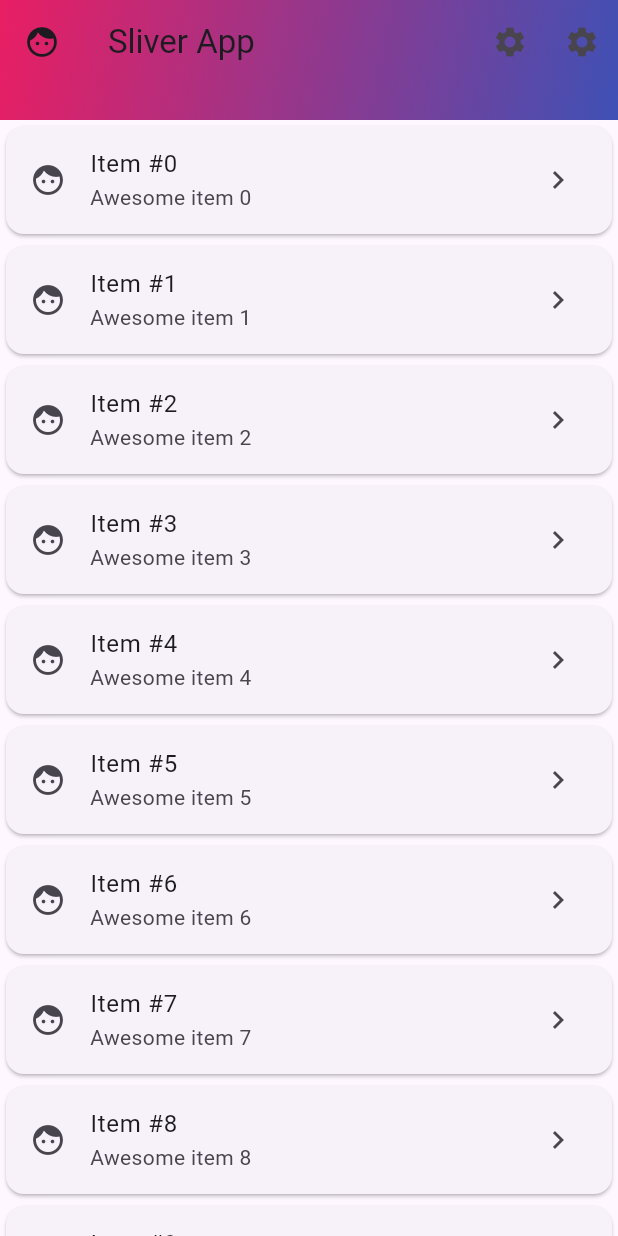
After one commit to Rami-netizen-bot/CLU_AppFlutter_Lesson, a Flutter app: the screen it shows after launch, after a tap on "Go to Sliver screen", on a phone screen of 412 x 824 dp. The commit adds this screen. Run offline on Flutter 3.47's test engine with Material 3 defaults, Android fonts, the phone set to English and light mode, and no system bars.

Commit message:
Push sliver

```diff
--- /dev/null
+++ b/lib/ScaffoldWidget/sliverappbar.dart
@@ -0,0 +1,55 @@
+import 'package:flutter/material.dart';
+
+class Sliverappbar extends StatelessWidget {
+  const Sliverappbar({super.key});
+
+  @override
+  Widget build(BuildContext context) {
+    return Scaffold(
+      body: CustomScrollView(
+        slivers: [
+          SliverAppBar(
+            leading: IconButton(
+              onPressed: () => Navigator.pop(context),
+              icon: const Icon(Icons.face),
+            ),
+            actions: <Widget>[
+              IconButton(onPressed: () {}, icon: const Icon(Icons.settings)),
+              IconButton(onPressed: () {}, icon: const Icon(Icons.settings)),
+            ],
+            pinned: false,
+            title: const Text("Sliver App"),
+            floating: true,
+            flexibleSpace: FlexibleSpaceBar(
+              background: Container(
+                decoration: const BoxDecoration(
+                  gradient: LinearGradient(
+                    begin: Alignment.topLeft,
+                    end: Alignment.bottomRight,
+                    colors: [Colors.pink, Colors.indigo],
+                  ),
+                ),
+              ),
+            ),
+            expandedHeight: 80,
+          ),
+          SliverList(
+            delegate: SliverChildBuilderDelegate(
+              (context, index) {
+                return Card(
+                  child: ListTile(
+                    leading: const Icon(Icons.face),
+                    title: Text('Item #$index'),
+                    subtitle: Text("Awesome item $index"),
+                    trailing: const Icon(Icons.navigate_next),
+                  ),
+                );
+              },
+              childCount: 15, // ← moved OUTSIDE the builder function
+            ),
+          ),
+        ],
+      ),
+    );
+  }
+}
--- a/lib/main.dart
+++ b/lib/main.dart
@@ -3,6 +3,7 @@ import 'ScaffoldWidget/Listview.dart';
 import 'ScaffoldWidget/App_bar.dart';
 import 'ScaffoldWidget/bottomapp.dart'; // ← ADD THIS
 import 'ScaffoldWidget/appbar.dart'; // ← ADD THIS
+import 'ScaffoldWidget/sliverappbar.dart';
 
 void main(List<String> args) {
   runApp(const MyApp());
@@ -26,7 +27,6 @@ class MyWidget extends StatelessWidget {
   @override
   Widget build(BuildContext context) {
     return Scaffold(
-
       appBar: AppBar(
         title: const Text("Flutter Scaffold Widget"),
         backgroundColor: Colors.blue,
@@ -54,7 +54,7 @@ class MyWidget extends StatelessWidget {
               },
               child: const Text("Go to App Bar Text Field"),
             ),
-                SizedBox(height: 25),
+            SizedBox(height: 25),
             ElevatedButton(
               onPressed: () {
                 Navigator.push(
@@ -64,6 +64,16 @@ class MyWidget extends StatelessWidget {
               },
               child: Text("Go to bottom app"),
             ),
+            SizedBox(height: 25),
+            ElevatedButton(
+              onPressed: () {
+                Navigator.push(
+                  context,
+                  MaterialPageRoute(builder: (context) => const Sliverappbar()),
+                );
+              },
+              child: Text("Go to Sliver screen"),
+            ),
           ],
         ),
       ),
```
